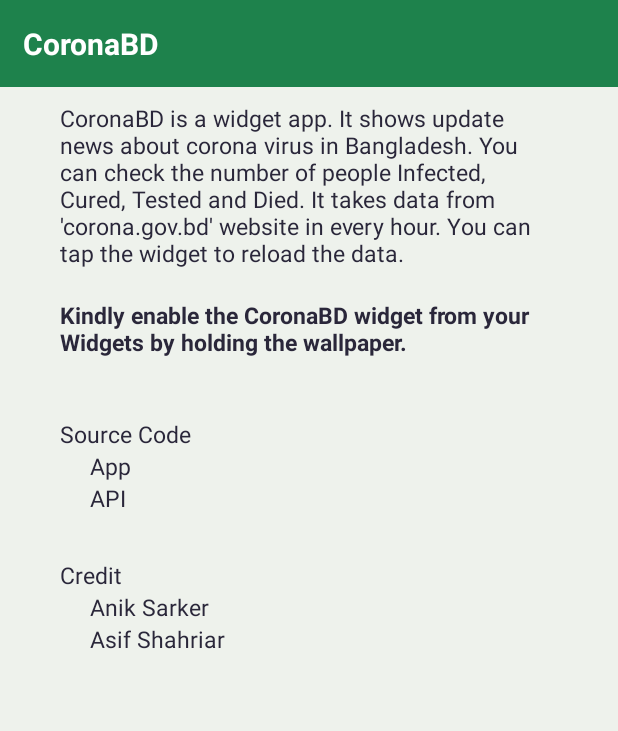
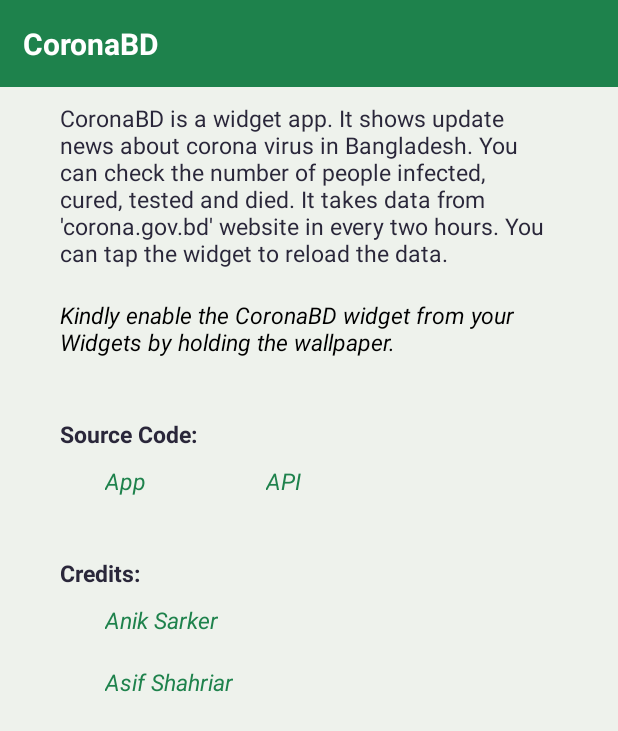
Before and after one commit to sarkerjr/Coronavirus-Updates-Bangladesh, an Android app: the screen it shows after launch (MainActivity), on a phone screen of 412 x 824 dp. Shown: the top 731 px of the screen. Run offline under Robolectric (Android 15) with nearby library versions, the phone set to English and light mode, and no system bars.

Commit message:
Added HyperLinks

```diff
--- a/app/src/main/res/layout/activity_main.xml
+++ b/app/src/main/res/layout/activity_main.xml
@@ -42,8 +42,8 @@
             android:layout_width="wrap_content"
             android:layout_height="wrap_content"
             android:text="@string/instruction"
-            android:textColor="#2a273a"
-            android:textStyle="bold"
+            android:textColor="#000"
+            android:textStyle="italic"
             android:layout_marginLeft="30dp"
             android:layout_marginRight="30dp"
             android:textSize="15sp"
@@ -53,55 +53,72 @@
     <TextView
         android:layout_width="wrap_content"
         android:layout_height="wrap_content"
-        android:text="Source Code"
+        android:text="Source Code:"
+        android:textStyle="bold"
         android:textColor="#2a273a"
         android:layout_marginLeft="40dp"
         android:layout_marginTop="30dp"
         android:textSize="15sp"
         />
+  <LinearLayout
+      android:layout_width="match_parent"
+      android:layout_height="wrap_content">
       <TextView
+          android:id="@+id/app"
           android:layout_width="wrap_content"
           android:layout_height="wrap_content"
           android:text="App"
-        android:textColor="#2a273a"
+          android:textColor="#1e824c"
+          android:textStyle="italic"
           android:layout_marginLeft="60dp"
           android:textSize="15sp"
+          android:padding="10dp"
           />
       <TextView
           android:layout_width="wrap_content"
           android:layout_height="wrap_content"
           android:text="API"
-        android:textColor="#2a273a"
+          android:id="@+id/api"
+          android:textColor="#1e824c"
+          android:textStyle="italic"
           android:layout_marginLeft="60dp"
-
           android:textSize="15sp"
+          android:padding="10dp"
           />
+  </LinearLayout>
 
     <TextView
         android:layout_width="wrap_content"
         android:layout_height="wrap_content"
-        android:text="Credit"
+        android:text="Credits:"
         android:textColor="#2a273a"
         android:layout_marginLeft="40dp"
         android:layout_marginTop="30dp"
+        android:textStyle="bold"
         android:textSize="15sp"
         />
     <TextView
+        android:id="@+id/anik"
         android:layout_width="wrap_content"
         android:layout_height="wrap_content"
         android:text="Anik Sarker"
-        android:textColor="#2a273a"
+        android:textStyle="italic"
+        android:textColor="#1e824c"
         android:layout_marginLeft="60dp"
         android:textSize="15sp"
+        android:padding="10dp"
         />
     <TextView
+        android:id="@+id/asif"
         android:layout_width="wrap_content"
         android:layout_height="wrap_content"
         android:text="Asif Shahriar"
-        android:textColor="#2a273a"
+        android:textStyle="italic"
+        android:textColor="#1e824c"
         android:layout_marginLeft="60dp"
         android:textSize="15sp"
         android:layout_marginBottom="30dp"
+        android:padding="10dp"
         />
     </LinearLayout>
     </ScrollView>
--- a/app/src/main/res/values/strings.xml
+++ b/app/src/main/res/values/strings.xml
@@ -1,5 +1,5 @@
 <resources>
     <string name="app_name">CoronaBD</string>
-    <string name="home_text">CoronaBD is a widget app. It shows update news about corona virus in Bangladesh. You can check the number of people Infected, Cured, Tested and Died. It takes data from \'corona.gov.bd\' website in every hour. You can tap the widget to reload the data.</string>
+    <string name="home_text">CoronaBD is a widget app. It shows update news about corona virus in Bangladesh. You can check the number of people infected, cured, tested and died. It takes data from \'corona.gov.bd\' website in every two hours. You can tap the widget to reload the data.</string>
     <string name="instruction">Kindly enable the CoronaBD widget from your Widgets by holding the wallpaper.</string>
 </resources>
```
Also changed, not shown: app/src/main/java/com/sarkerjr/widgetpractice/MainActivity.java (+37 -0 lines). Lines whose indentation alone changed are shown as unchanged.
